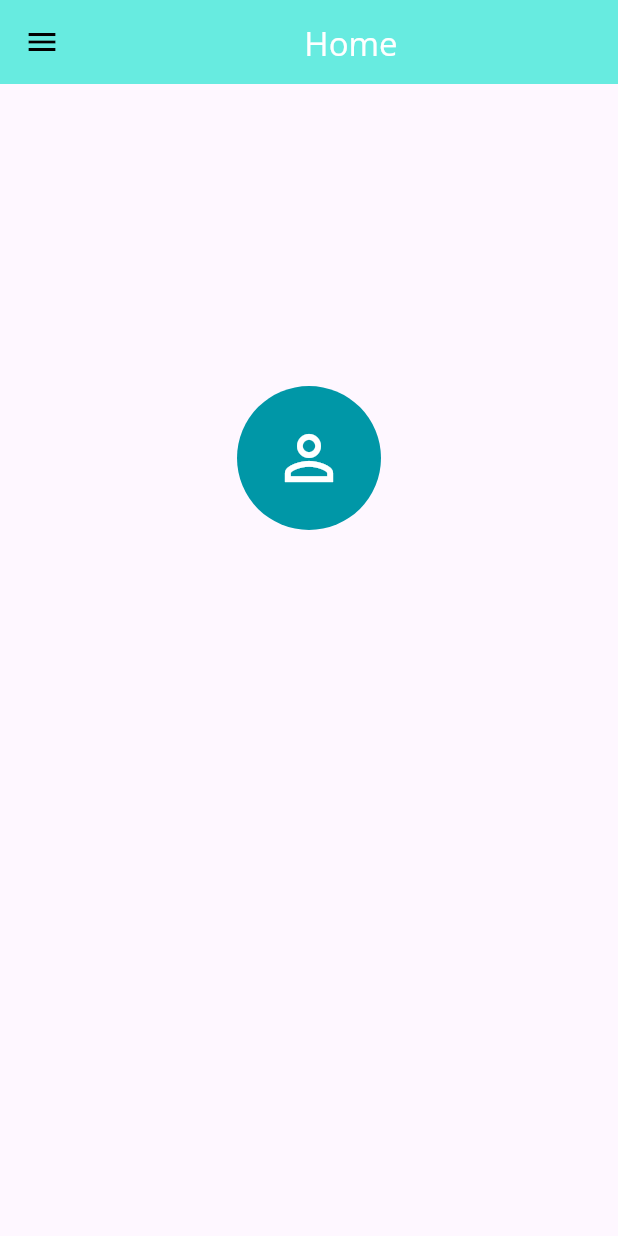
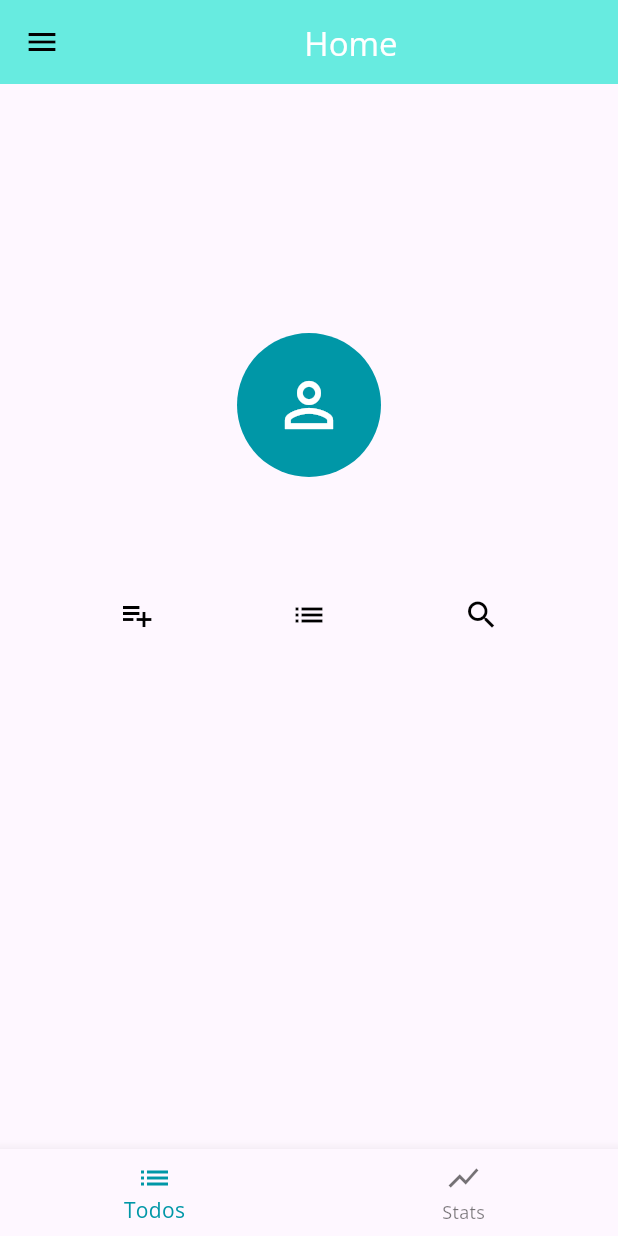
Before and after one commit to sameer693/traveller, a Flutter app: the HomePage screen opened directly, on a phone screen of 412 x 824 dp. Run offline on Flutter 3.47's test engine with Material 3 defaults, Android fonts, the phone set to English and light mode, and no system bars; our stand-ins replace bloc, equatable, firebase_auth, firebase_core, flutter_bloc, font_awesome_flutter and 5 more; missing offline and left inert: firebase_auth_web, firebase_core_web, flow_builder, google_sign_in_web; accounts and stored records are empty.

Commit message:
todos nav bar

```diff
--- a/lib/home/view/home_page.dart
+++ b/lib/home/view/home_page.dart
@@ -20,6 +20,14 @@ class HomePage extends StatelessWidget {
           title: const Center(
               child: Text('Home', style: TextStyle(color: Colors.white))),
         ),
+        // add a navigation drawer to the app bar shows todos and stats
+        bottomNavigationBar: BottomNavigationBar(items: [
+          BottomNavigationBarItem(
+              icon: Icon(Icons.list), label: 'Todos'),
+          BottomNavigationBarItem(
+              icon: Icon(Icons.show_chart), label: 'Stats'),
+        ])
+        ,
         drawer: isLargeScreen ? null : MobileMenu(context),
         body: Align(
           alignment: const Alignment(0, -1 / 3),
@@ -50,6 +58,33 @@ class HomePage extends StatelessWidget {
         Text(user.email ?? '', style: textTheme.titleLarge),
         const SizedBox(height: 4),
         Text(user.name ?? '', style: textTheme.headlineSmall),
+        iconsTray(context)
+      ],
+    );
+  }
+
+  Widget iconsTray(BuildContext context) {
+    return Row(
+      mainAxisAlignment: MainAxisAlignment.spaceEvenly,
+      children: <Widget>[
+        IconButton(
+          icon: Icon(Icons.playlist_add),
+          onPressed: () {
+            // TODO: Implement functionality to make a todo list for a trip
+          },
+        ),
+        IconButton(
+          icon: Icon(Icons.list),
+          onPressed: () {
+            // TODO: Implement functionality to view a trip list
+          },
+        ),
+        IconButton(
+          icon: Icon(Icons.search),
+          onPressed: () {
+            // TODO: Implement functionality to search popular top list
+          },
+        ),
       ],
     );
   }
--- a/lib/main.dart
+++ b/lib/main.dart
@@ -1,9 +1,9 @@
 import 'package:authentication_repository/authentication_repository.dart';
 import 'package:bloc/bloc.dart';
 import 'package:firebase_core/firebase_core.dart';
-import 'package:flutter/foundation.dart';
 import 'package:flutter/widgets.dart';
 import 'package:flutter_bloc/flutter_bloc.dart';
+import 'package:local_storage_todos_api/local_storage_todos_api.dart';
 import 'package:travelapp/app/bloc_observer.dart';
 import 'package:travelapp/app/view/app.dart';
 import 'package:travelapp/firebase_options.dart';
@@ -18,5 +18,6 @@ Future<void> main() async {
   final authenticationRepository = AuthenticationRepository();
   await authenticationRepository.user.first;
 
+
   runApp(App(authenticationRepository: authenticationRepository));
 }
```
